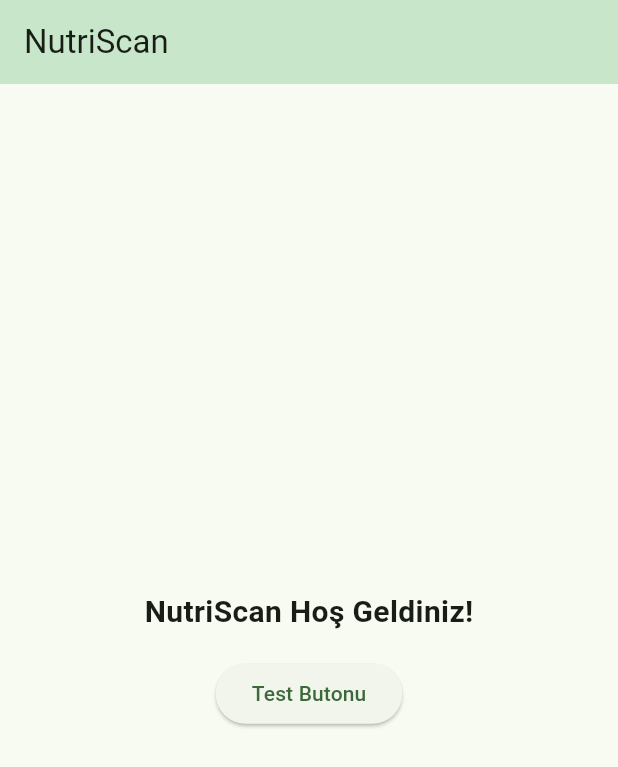
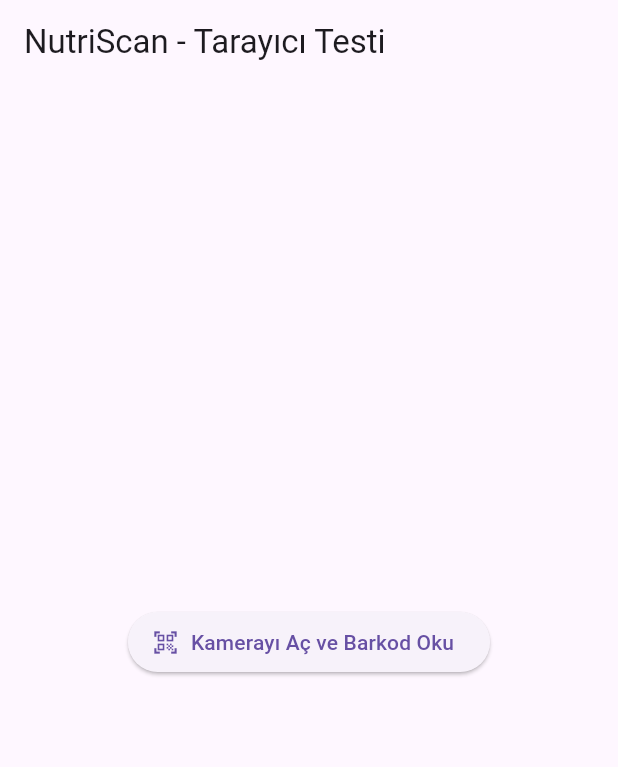
Before and after one commit to sefaend/nutriscan, a Flutter app: the screen it shows after launch, on a phone screen of 412 x 824 dp. Shown: the top 767 px of the screen. Run offline on Flutter 3.47's test engine with Material 3 defaults, Android fonts, the phone set to English and light mode, and no system bars; missing offline and left inert: mobile_scanner.

Commit message:
feat: implement barcode scanner screen and integrate test trigger in main.dart

```diff
--- a/lib/main.dart
+++ b/lib/main.dart
@@ -1,41 +1,66 @@
 import 'package:flutter/material.dart';
+import 'features/scanner/barcode_scanner_screen.dart';
 
 void main() {
-  runApp(const NutriScanApp());
+  runApp(const MaterialApp(
+    home: TestHomeScreen(),
+    debugShowCheckedModeBanner: false,
+  ));
 }
 
-class NutriScanApp extends StatelessWidget {
-  const NutriScanApp({super.key});
+class TestHomeScreen extends StatefulWidget {
+  const TestHomeScreen({super.key});
+
+  @override
+  State<TestHomeScreen> createState() => _TestHomeScreenState();
+}
+
+class _TestHomeScreenState extends State<TestHomeScreen> {
+  String? _scannedBarcode;
+
+  Future<void> _openScanner() async {
+    final result = await Navigator.push<String>(
+      context,
+      MaterialPageRoute(
+        builder: (context) => const BarcodeScannerScreen(),
+      ),
+    );
+
+    if (result != null) {
+      setState(() {
+        _scannedBarcode = result;
+      });
+    }
+  }
 
   @override
   Widget build(BuildContext context) {
-    return MaterialApp(
-      title: 'NutriScan',
-      debugShowCheckedModeBanner: false,
-      theme: ThemeData(
-        colorScheme: ColorScheme.fromSeed(seedColor: Colors.green),
-        useMaterial3: true,
-      ),
-      home: Scaffold(
-        appBar: AppBar(
-          title: const Text('NutriScan'),
-          backgroundColor: Colors.green.shade100,
-        ),
+    return Scaffold(
+      appBar: AppBar(title: const Text('NutriScan - Tarayıcı Testi')),
       body: Center(
         child: Column(
           mainAxisAlignment: MainAxisAlignment.center,
           children: [
-              const Text(
-                'NutriScan Hoş Geldiniz!',
-                style: TextStyle(fontSize: 20, fontWeight: FontWeight.bold),
+            ElevatedButton.icon(
+              onPressed: _openScanner,
+              icon: const Icon(Icons.qr_code_scanner),
+              label: const Text('Kamerayı Aç ve Barkod Oku'),
             ),
-              const SizedBox(height: 16),
-              ElevatedButton(
-                onPressed: () {},
-                child: const Text('Test Butonu'),
+            const SizedBox(height: 24),
+            if (_scannedBarcode != null)
+              Padding(
+                padding: const EdgeInsets.symmetric(horizontal: 16),
+                child: Text(
+                  'Okunan Barkod:\n$_scannedBarcode',
+                  textAlign: TextAlign.center,
+                  style: const TextStyle(
+                    fontSize: 18,
+                    fontWeight: FontWeight.bold,
+                    color: Colors.green,
+                  ),
+                ),
               ),
           ],
-          ),
         ),
       ),
     );
--- a/pubspec.yaml
+++ b/pubspec.yaml
@@ -19,7 +19,7 @@
 version: 1.0.0+1
 
 environment:
-  sdk: ^3.13.4
+  sdk: '>=3.12.0 <4.0.0'
 
 # Dependencies specify other packages that your package needs in order to work.
 # To automatically upgrade your package dependencies to the latest versions
```
Also changed, not shown: lib/features/scanner/barcode_scanner_screen.dart (added, +51 -0 lines), pubspec.lock, 7 other files. Lines whose indentation alone changed are shown as unchanged.
